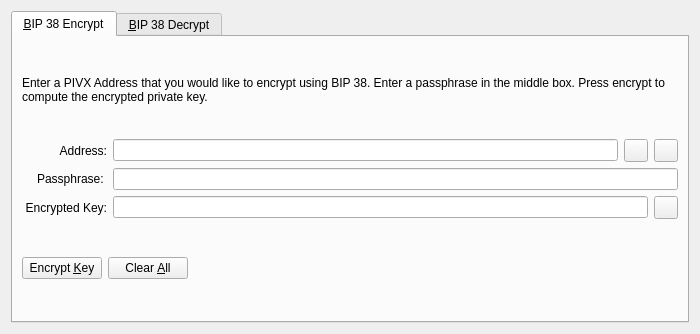
This is src/qt/forms/bip38tooldialog.ui in lateminer/bitcoin as Qt 5 draws it before an edit. The edited form follows.
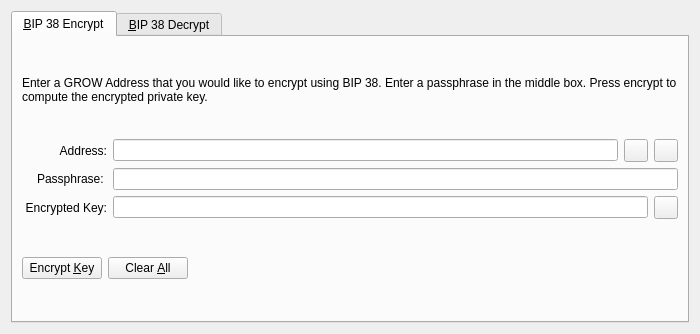
This is the edited form. The open tabs and pages were chosen to show the change. Icons and pictures are not drawn. Custom widgets are drawn as their Qt base class.

Commit message: Growification: addresses (PIVX->GROW)

The edit to the form file:
```diff
--- a/src/qt/forms/bip38tooldialog.ui
+++ b/src/qt/forms/bip38tooldialog.ui
@@ -30,7 +30,7 @@
        <item>
         <widget class="QLabel" name="infoLabel_ENC">
          <property name="text">
-          <string>Enter a PIVX Address that you would like to encrypt using BIP 38. Enter a passphrase in the middle box. Press encrypt to compute the encrypted private key.</string>
+          <string>Enter a GROW Address that you would like to encrypt using BIP 38. Enter a passphrase in the middle box. Press encrypt to compute the encrypted private key.</string>
          </property>
          <property name="textFormat">
           <enum>Qt::PlainText</enum>
```
Left out of the diff: 4 changed lines with no effect on the pictures. The commit also changes 55 other files.
